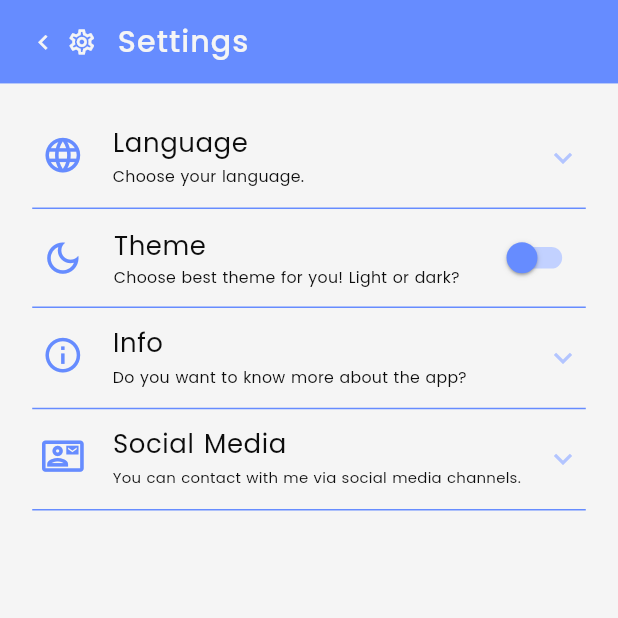
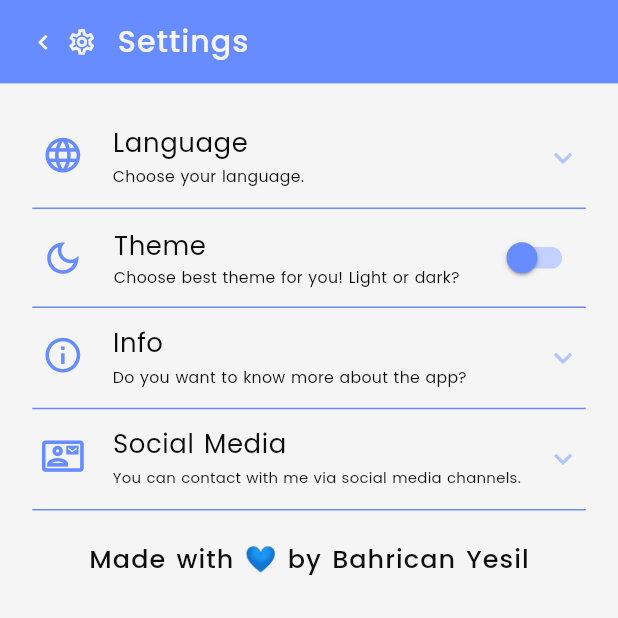
Before and after one commit to bahricanyesil/flutter-starter-template, a Flutter app: the screen it shows after launch, after a tap on the "settings" icon, on a phone screen of 412 x 824 dp, the top half of it. Run offline on Flutter 3.47's test engine with Material 2 defaults, Android fonts, the phone set to English and light mode, and no system bars; our stand-ins replace google_fonts, hive_flutter; accounts and stored records are empty; project files that could hold a hidden picture were left out.

Commit message:
Added madeBy text to the settings

```diff
--- a/assets/lang/en.json
+++ b/assets/lang/en.json
@@ -31,5 +31,6 @@
   "title": "Flutter Starter Template",
   "add_item": "Add Item",
   "splash_error": "Something unexpected happened!\nClick below button to retry.",
-  "retry": "Retry"
+  "retry": "Retry",
+  "made_by": "Made with 💙 by Bahrican Yesil"
 }
--- a/assets/lang/tr.json
+++ b/assets/lang/tr.json
@@ -31,5 +31,6 @@
   "title": "Flutter Başlangıç Şablonu",
   "add_item": "Yeni Ekle",
   "splash_error": "Beklenmeyen bir şeyler oldu!\nYeniden denemek için butona tıkla.",
-  "retry": "Yeniden Dene"
+  "retry": "Yeniden Dene",
+  "made_by": "Bahrican Yesil tarafından 💙 ile yapıldı"
 }
--- a/lib/core/widgets/text/base_text.dart
+++ b/lib/core/widgets/text/base_text.dart
@@ -2,7 +2,6 @@ import 'package:flutter/material.dart';
 
 import '../../decoration/text_styles.dart';
 import '../../extensions/context/language_helpers.dart';
-import '../../extensions/text-style/decoration_extensions.dart';
 import '../../extensions/text-style/text_align_extensions.dart';
 import '../../providers/providers_shelf.dart';
 import '../../theme/color/l_colors.dart';
--- a/lib/features/settings/constants/settings_texts.dart
+++ b/lib/features/settings/constants/settings_texts.dart
@@ -39,6 +39,9 @@ mixin SettingsTexts {
           .map((MapEntry<String, String> e) =>
               '${Uri.encodeComponent(e.key)}=${Uri.encodeComponent(e.value)}')
           .join('&');
+
+  /// Made with 💙 by Bahrican Yesil.
+  static const String madeBy = 'made_by';
 }
 
 /// Model for social media accounts.
--- a/lib/features/settings/view/settings_screen.dart
+++ b/lib/features/settings/view/settings_screen.dart
@@ -37,10 +37,17 @@ class SettingsScreen extends StatelessWidget with SettingsTexts {
         ),
       );
 
-  Widget _bodyBuilder(BuildContext context) => ListView.builder(
-        itemCount: SettingsOptions.values.length,
+  Widget _bodyBuilder(BuildContext context) {
+    final int optionLength = SettingsOptions.values.length;
+    return ListView.builder(
+      itemCount: optionLength + 1,
       padding: context.allPadding(Sizes.med),
-        itemBuilder: (BuildContext context, int index) => Column(
+      itemBuilder: (BuildContext context, int index) => index == optionLength
+          ? Padding(
+              padding: context.topPadding(Sizes.lowMed),
+              child: const BaseText(SettingsTexts.madeBy, fontSizeFactor: 5.5),
+            )
+          : Column(
               children: <Widget>[
                 _SettingsItem(settings: SettingsOptions.values[index]),
                 const CustomDivider(),
@@ -48,3 +55,4 @@ class SettingsScreen extends StatelessWidget with SettingsTexts {
             ),
     );
   }
+}
```
Lines whose indentation alone changed are shown as unchanged.
